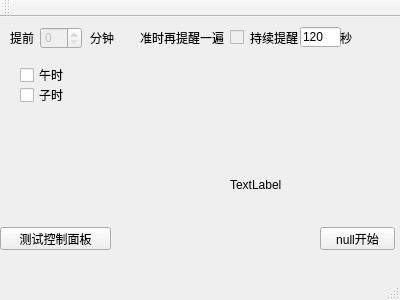
Before: the Qt Designer form TimeClockLite/mainwindow.ui in kpvt001/WuXiaGameAssist_PreVersion0_1, drawn with Qt 5.
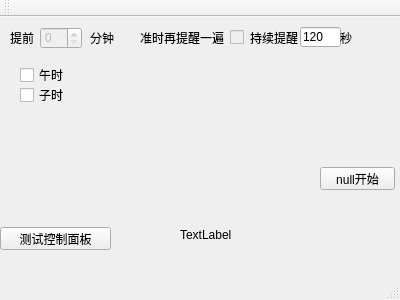
After: the same form once the commit is applied.

Patch:
```diff
--- a/TimeClockLite/mainwindow.ui
+++ b/TimeClockLite/mainwindow.ui
@@ -124,7 +124,7 @@
     <property name="geometry">
      <rect>
       <x>320</x>
-      <y>210</y>
+      <y>150</y>
       <width>75</width>
       <height>23</height>
      </rect>
@@ -188,9 +188,9 @@
    <widget class="QLabel" name="versionStringLabel">
     <property name="geometry">
      <rect>
-      <x>230</x>
-      <y>160</y>
-      <width>141</width>
+      <x>180</x>
+      <y>210</y>
+      <width>211</width>
       <height>16</height>
      </rect>
     </property>
```
